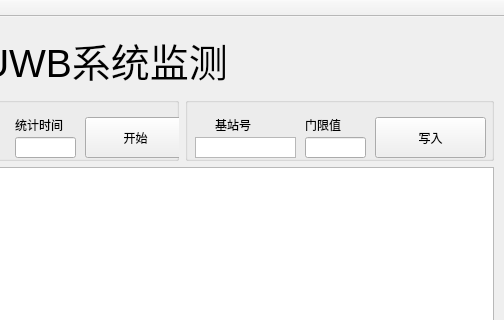
Above: mainwindow.ui from simao234430/kunchen_gate_tool before the change; both pictures show x 296 to 800 and y 0 to 320 of the 800 by 600 pixel window. Below: the same form after it.
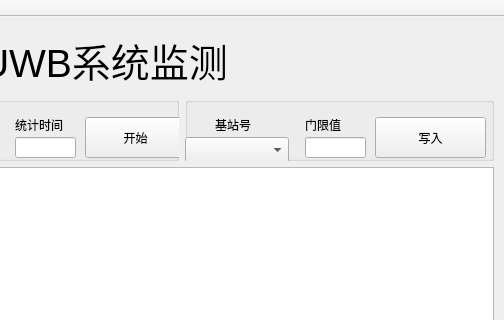
That is the form after the change.

Patch:
```diff
--- a/mainwindow.ui
+++ b/mainwindow.ui
@@ -221,13 +221,13 @@
            <string>写入</string>
           </property>
          </widget>
-         <widget class="QListView" name="station_list">
+         <widget class="QComboBox" name="station_list">
           <property name="geometry">
            <rect>
-            <x>10</x>
+            <x>0</x>
             <y>40</y>
-            <width>101</width>
-            <height>21</height>
+            <width>104</width>
+            <height>26</height>
            </rect>
           </property>
          </widget>
```
Left out of the diff: 10 changed lines with no effect on the pictures.
